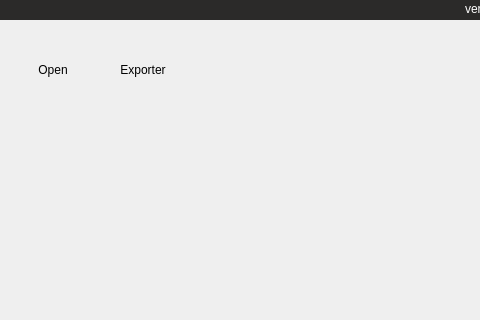
The window that trunk/src/edr/src/medusa_view/ui/toolboxmaindeffile.ui (mk4me/hm-mde-one) describes before a commit, drawn with Qt 5; both pictures show x 0 to 480 and y 0 to 320 of the 1004 by 626 pixel window.
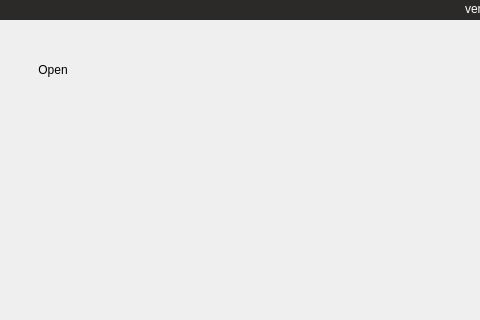
The same window after the commit. Icons and pictures are not drawn.

The edit to the form file:
```diff
--- a/trunk/src/edr/src/medusa_view/ui/toolboxmaindeffile.ui
+++ b/trunk/src/edr/src/medusa_view/ui/toolboxmaindeffile.ui
@@ -347,47 +347,6 @@
          </property>
         </widget>
        </item>
-       <item>
-        <widget class="QToolButton" name="medusaExporterButton">
-         <property name="enabled">
-          <bool>true</bool>
-         </property>
-         <property name="minimumSize">
-          <size>
-           <width>84</width>
-           <height>54</height>
-          </size>
-         </property>
-         <property name="styleSheet">
-          <string notr="true"/>
-         </property>
-         <property name="text">
-          <string>Exporter</string>
-         </property>
-         <property name="icon">
-          <iconset resource="MdeViewIcons.qrc">
-           <normaloff>:/mde/icons/Operacje.png</normaloff>:/mde/icons/Operacje.png</iconset>
-         </property>
-         <property name="iconSize">
-          <size>
-           <width>28</width>
-           <height>28</height>
-          </size>
-         </property>
-         <property name="checkable">
-          <bool>false</bool>
-         </property>
-         <property name="checked">
-          <bool>false</bool>
-         </property>
-         <property name="toolButtonStyle">
-          <enum>Qt::ToolButtonTextUnderIcon</enum>
-         </property>
-         <property name="autoRaise">
-          <bool>true</bool>
-         </property>
-        </widget>
-       </item>
        <item>
         <widget class="QWidget" name="tabPlaceholder" native="true">
          <property name="sizePolicy">
```
